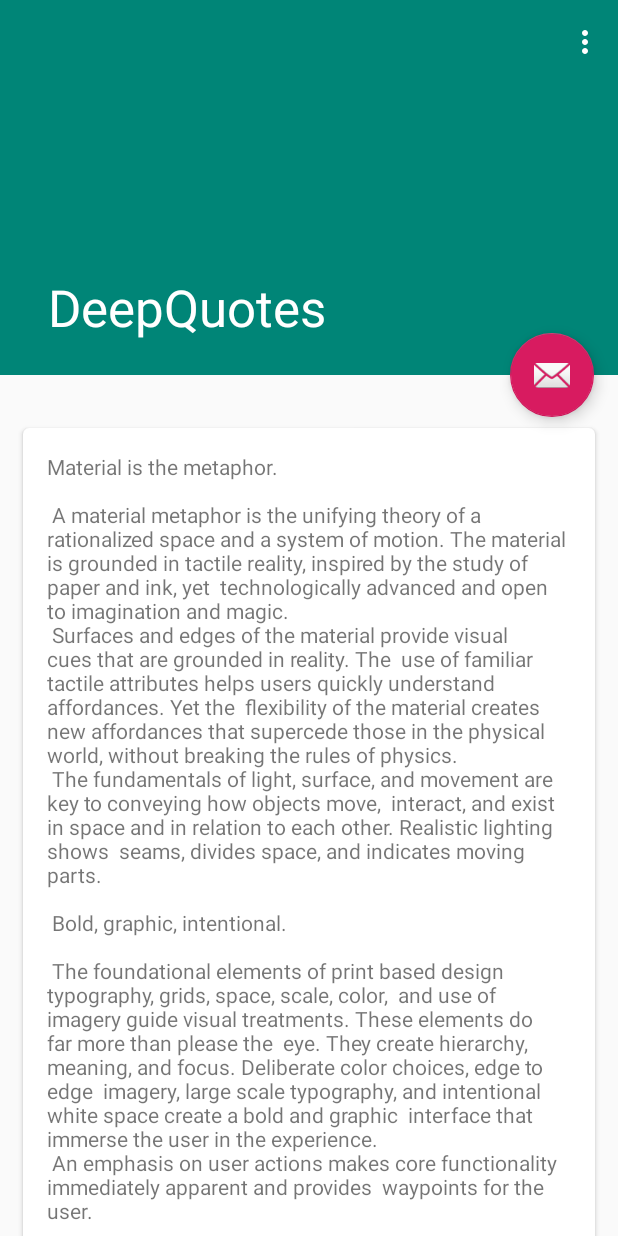
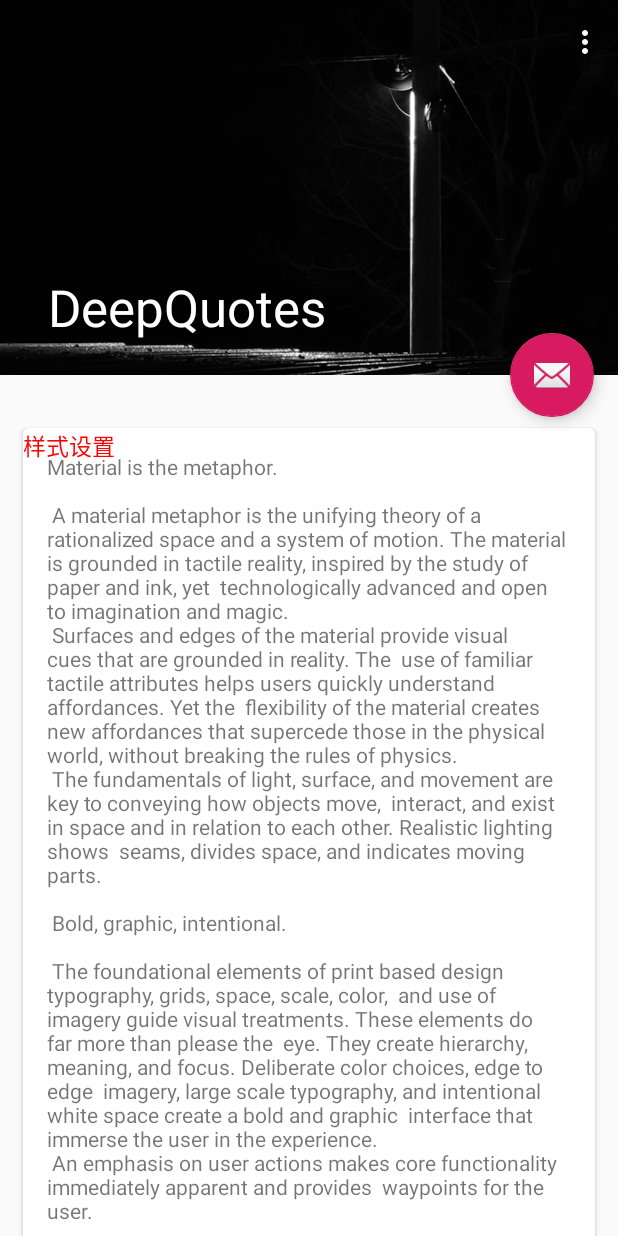
Before and after one commit to JeauLiang/DeepQuotes_for_Android, an Android app: the screen it shows after launch (ScrollingActivity), on a phone screen of 412 x 824 dp. Run offline under Robolectric (Android 15) with nearby library versions, the phone set to English and light mode, and no system bars.

Commit message:
设置背景

```diff
--- a/app/build.gradle
+++ b/app/build.gradle
@@ -28,4 +28,6 @@
     androidTestImplementation 'androidx.test.espresso:espresso-core:3.2.0'
     implementation 'com.squareup.okhttp3:okhttp:4.6.0'
     implementation 'org.jsoup:jsoup:1.13.1'
+    //noinspection GradleCompatible
+    implementation 'com.android.support:recyclerview-v7:28.0.0'
 }
--- a/app/src/main/java/com/deepquotes/Quotes.java
+++ b/app/src/main/java/com/deepquotes/Quotes.java
@@ -21,8 +21,6 @@
 public class Quotes {
 
     //https://www.nihaowua.com/home.html
-    //public enum QuotesType{HIKOTOKO,};
-
 
 
 
--- a/app/src/main/res/layout/activity_scrolling.xml
+++ b/app/src/main/res/layout/activity_scrolling.xml
@@ -28,7 +28,8 @@
                 android:layout_width="match_parent"
                 android:layout_height="match_parent"
                 android:scaleType="centerCrop"
-                app:layout_collapseMode="parallax"/>
+                android:src="@drawable/background"
+                app:layout_collapseMode="parallax" />
 
             <androidx.appcompat.widget.Toolbar
                 android:id="@+id/toolbar"
--- a/app/src/main/res/layout/content_scrolling.xml
+++ b/app/src/main/res/layout/content_scrolling.xml
@@ -25,8 +25,23 @@
             <TextView
                 android:layout_width="wrap_content"
                 android:layout_height="wrap_content"
+                android:text="样式设置"
+                android:textSize="15sp"
+                android:textColor="#f00"
+                android:layout_marginBottom="@dimen/text_margin"/>
+
+            <TextView
+                android:layout_width="wrap_content"
+                android:layout_height="wrap_content"
                 android:layout_margin="@dimen/text_margin"
                 android:text="@string/large_text" />
+
+
+            <androidx.recyclerview.widget.RecyclerView
+                android:layout_width="match_parent"
+                android:layout_height="match_parent"
+                android:layout_margin="@dimen/text_margin" />
+
         </androidx.cardview.widget.CardView>
 
         <LinearLayout
```
Also changed, not shown: app/src/main/res/drawable/background.png (added), app/src/main/res/drawable/scrollbar_image.png (added).
